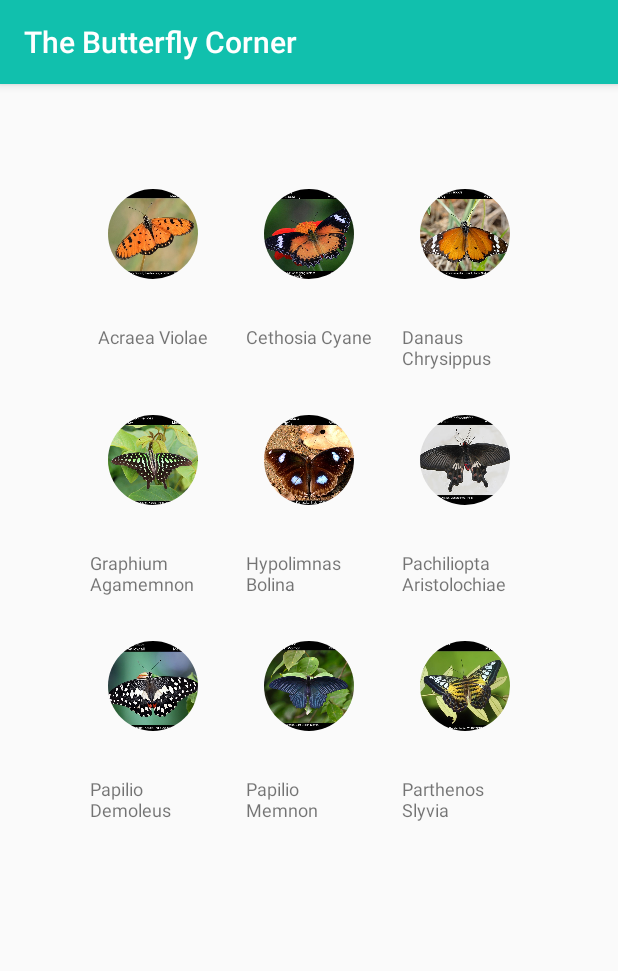
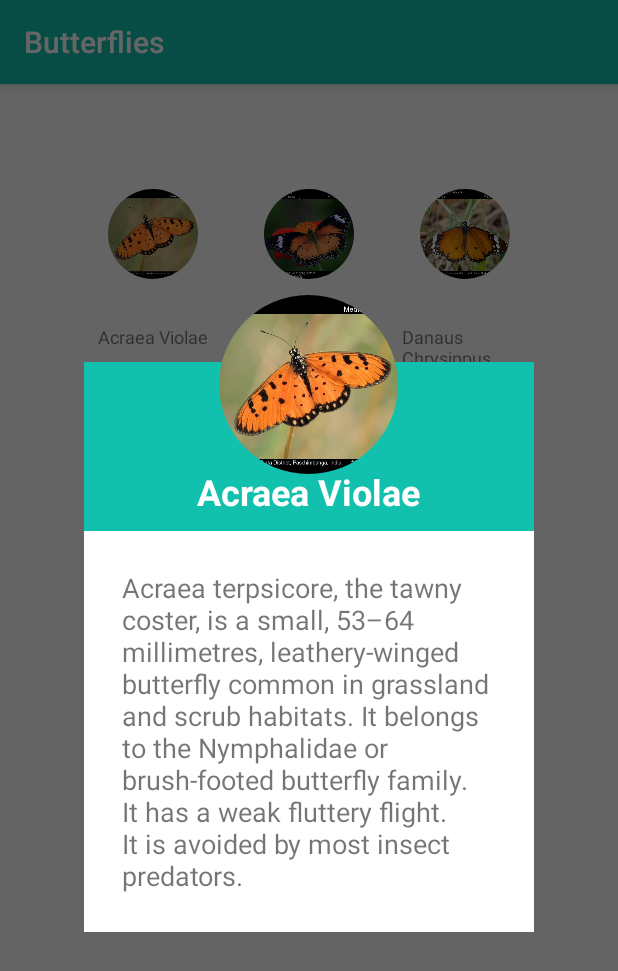
Before and after one commit to ShaGodG/ButterFly, an Android app: the ButterfluyActivity screen opened directly, with no data from a screen before it, after a tap on "Acraea Violae", on a phone screen of 412 x 824 dp. Shown: the top 971 px of the screen. Run offline under Robolectric (Android 15) with nearby library versions, the phone set to English and light mode, and no system bars; our stand-ins replace CircleImageView.

Commit message:
Info Dialog box update

```diff
--- a/app/src/main/java/com/tbg/www/thebutterflycorner/ButterfluyActivity.java
+++ b/app/src/main/java/com/tbg/www/thebutterflycorner/ButterfluyActivity.java
@@ -1,42 +1,47 @@
 package com.tbg.www.thebutterflycorner;
 
 import android.app.Dialog;
+import android.graphics.Color;
+import android.graphics.drawable.ColorDrawable;
 import android.os.Bundle;
 import android.view.View;
 import android.widget.AdapterView;
 import android.widget.GridView;
+import android.widget.ImageView;
+import android.widget.TextView;
 
 import androidx.appcompat.app.AppCompatActivity;
 import androidx.appcompat.widget.Toolbar;
+
+import java.util.ArrayList;
+import java.util.Arrays;
 
 public class ButterfluyActivity extends AppCompatActivity {
     Toolbar mToolbar;
     GridView GridView;
     Dialog myDialog;
+    ArrayList<String> gridViewString;
+    ArrayList<Integer>gridViewImageId;
+    ArrayList<String>gridViewStringDesc;
+
 
     @Override
     protected void onCreate(Bundle savedInstanceState) {
         super.onCreate(savedInstanceState);
         setContentView(R.layout.activity_butterfluy);
-        final String[] gridViewString = {
-                "Acraea Violae","Cethosia Cyane","Danaus Chrysippus","Graphium Agamemnon","Hypolimnas Bolina","Pachiliopta Aristolochiae","Papilio Demoleus","Papilio Memnon","Parthenos Slyvia"
+        gridViewString = new ArrayList<>(Arrays.asList("Acraea Violae","Cethosia Cyane","Danaus Chrysippus","Graphium Agamemnon","Hypolimnas Bolina","Pachiliopta Aristolochiae","Papilio Demoleus","Papilio Memnon","Parthenos Slyvia"
+        ));
+        getSupportActionBar().setTitle("Butterflies");
 
-        } ;
+        gridViewImageId = new ArrayList<>(Arrays.asList(R.drawable.acraeaviolae, R.drawable.cethosiacyane, R.drawable.danauschry,
+                R.drawable.graphiumagamemnon, R.drawable.hypolimnasboli, R.drawable.pachioptaaristo,
+                R.drawable.papiliodemoleus, R.drawable.papiliomemnon, R.drawable.parthenosslyvia));
 
-        int[] gridViewImageId = {
-                R.drawable.acraeaviolae, R.drawable.cethosiacyane, R.drawable.danauschry,
-                R.drawable.graphiumagamemnon, R.drawable.hypolimnasboli, R.drawable.pachioptaaristo,
-                R.drawable.papiliodemoleus, R.drawable.papiliomemnon, R.drawable.parthenosslyvia
-
-        };
-
-        final String[] gridViewStringDesc = {
-                "Acraea terpsicore, the tawny coster, is a small, 53–64 millimetres, leathery-winged butterfly common in grassland and scrub habitats. It belongs to the Nymphalidae or brush-footed butterfly family. It has a weak fluttery flight. It is avoided by most insect predators.",
-                "Cethosia cyane, the leopard lacewing, is a species of heliconiine butterfly found from India to southern China, and Indochina. Its range has expanded in the last few decades, and its arrival in the southern part of the Malay Peninsula, including Singapore, is relatively recent",
-                "Danaus chrysippus, also known as the plain tiger or African queen, is a medium-sized butterfly widespread in Asia, Australia and Africa. It belongs to the Danainae subfamily of the brush-footed butterfly family Nymphalidae. Danainae primarily consume plants in the genus Asclepias, more commonly called milkweed.",
-                "Graphium agamemnon, the tailed jay, is a predominantly green and black tropical butterfly that belongs to the swallowtail family. The butterfly is also called the green-spotted triangle, tailed green jay, or green triangle.","Hypolimnas bolina, the great eggfly, common eggfly or in New Zealand the blue moon butterfly is a species of nymphalid butterfly found from Madagascar to Asia and Australia","Pachliopta aristolochiae, the common rose, is a swallowtail butterfly belonging to the genus Pachliopta, the roses, or red-bodied swallowtails. It is a common butterfly which is extensively distributed across south and southeast Asia.","Papilio demoleus is a common and widespread swallowtail butterfly. The butterfly is also known as the lime butterfly, lemon butterfly, lime swallowtail, and chequered swallowtail. These common names refer to their host plants, which are usually citrus species such as the cultivated lime.","Papilio memnon, the great Mormon, is a large butterfly native to southern Asia that belongs to the swallowtail family. It is widely distributed and has thirteen subspecies. The female is polymorphic and with mimetic forms.","Parthenos sylvia, the clipper, is a species of nymphalid butterfly found in south and southeast Asia, mostly in forested areas. The clipper is a fast-flying butterfly and has a habit of flying with its wings flapping stiffly between the horizontal position and a few degrees below the horizontal."
-
-        } ;
+       gridViewStringDesc =new ArrayList<>(Arrays.asList("Acraea terpsicore, the tawny coster, is a small, 53–64 millimetres, leathery-winged butterfly common in grassland and scrub habitats. It belongs to the Nymphalidae or brush-footed butterfly family. It has a weak fluttery flight. It is avoided by most insect predators.",
+               "Cethosia cyane, the leopard lacewing, is a species of heliconiine butterfly found from India to southern China, and Indochina. Its range has expanded in the last few decades, and its arrival in the southern part of the Malay Peninsula, including Singapore, is relatively recent",
+               "Danaus chrysippus, also known as the plain tiger or African queen, is a medium-sized butterfly widespread in Asia, Australia and Africa. It belongs to the Danainae subfamily of the brush-footed butterfly family Nymphalidae. Danainae primarily consume plants in the genus Asclepias, more commonly called milkweed.",
+               "Graphium agamemnon, the tailed jay, is a predominantly green and black tropical butterfly that belongs to the swallowtail family. The butterfly is also called the green-spotted triangle, tailed green jay, or green triangle.","Hypolimnas bolina, the great eggfly, common eggfly or in New Zealand the blue moon butterfly is a species of nymphalid butterfly found from Madagascar to Asia and Australia","Pachliopta aristolochiae, the common rose, is a swallowtail butterfly belonging to the genus Pachliopta, the roses, or red-bodied swallowtails. It is a common butterfly which is extensively distributed across south and southeast Asia.","Papilio demoleus is a common and widespread swallowtail butterfly. The butterfly is also known as the lime butterfly, lemon butterfly, lime swallowtail, and chequered swallowtail. These common names refer to their host plants, which are usually citrus species such as the cultivated lime.","Papilio memnon, the great Mormon, is a large butterfly native to southern Asia that belongs to the swallowtail family. It is widely distributed and has thirteen subspecies. The female is polymorphic and with mimetic forms.","Parthenos sylvia, the clipper, is a species of nymphalid butterfly found in south and southeast Asia, mostly in forested areas. The clipper is a fast-flying butterfly and has a habit of flying with its wings flapping stiffly between the horizontal position and a few degrees below the horizontal."
+       ));
 
         CustomGridAdapter adapterViewAndroid = new CustomGridAdapter(ButterfluyActivity.this, gridViewString, gridViewImageId,gridViewStringDesc);
         GridView=(GridView)findViewById(R.id.grid_view_image_text);
@@ -47,11 +52,37 @@ public class ButterfluyActivity extends AppCompatActivity {
             @Override
             public void onItemClick(AdapterView<?> parent, View view,
                                     int i, long id) {
-
+                int pos= gridViewImageId.get(i);
+                ShowDialogBox(i);
 
             }
         });
 
 
+
     }
+    public void ShowDialogBox(final int i){
+        final Dialog dialog = new Dialog(this);
+
+        dialog.setContentView(R.layout.desc_dialog);
+        dialog.setContentView(R.layout.desc_dialog);
+        dialog.setCanceledOnTouchOutside(true);
+        dialog.getWindow().setBackgroundDrawable(new ColorDrawable(Color.TRANSPARENT));
+
+        TextView dialogName= dialog.findViewById(R.id.dialog_name);
+        TextView dialogDesc =dialog.findViewById(R.id.textviewDesc);
+        ImageView imgDesc= dialog.findViewById(R.id.dialog_icon);
+
+        dialogName.setText(gridViewString.get(i));
+        dialogDesc.setText(gridViewStringDesc.get(i));
+        imgDesc.setImageResource(gridViewImageId.get(i));
+
+
+
+        dialog.show();
+
+    }
+
+
+
 }
--- a/app/src/main/java/com/tbg/www/thebutterflycorner/ContactActivity.java
+++ b/app/src/main/java/com/tbg/www/thebutterflycorner/ContactActivity.java
@@ -10,5 +10,6 @@ public class ContactActivity extends AppCompatActivity {
     protected void onCreate(Bundle savedInstanceState) {
         super.onCreate(savedInstanceState);
         setContentView(R.layout.activity_contact);
+        getSupportActionBar().setTitle("Contact Us");
     }
 }
--- a/app/src/main/java/com/tbg/www/thebutterflycorner/CouponActivity.java
+++ b/app/src/main/java/com/tbg/www/thebutterflycorner/CouponActivity.java
@@ -10,5 +10,6 @@ public class CouponActivity extends AppCompatActivity {
     protected void onCreate(Bundle savedInstanceState) {
         super.onCreate(savedInstanceState);
         setContentView(R.layout.activity_coupon);
+        getSupportActionBar().setTitle("Coupons");
     }
 }
--- a/app/src/main/java/com/tbg/www/thebutterflycorner/CustomGridAdapter.java
+++ b/app/src/main/java/com/tbg/www/thebutterflycorner/CustomGridAdapter.java
@@ -10,15 +10,17 @@ import android.widget.ImageView;
 import android.widget.LinearLayout;
 import android.widget.TextView;
 
+import java.util.ArrayList;
+
 public class CustomGridAdapter extends BaseAdapter {
 
     private Context mContext;
     Dialog myDialog;
-    private final String[] gridViewString;
-    private final int[] gridViewImageId;
-    String[] gridDesc;
+    ArrayList<String> gridViewString;
+    ArrayList<Integer> gridViewImageId;
+    ArrayList<String> gridDesc;
 
-    public CustomGridAdapter(Context context, String[] gridViewString, int[] gridViewImageId,String [] gridDesc) {
+    public CustomGridAdapter(Context context, ArrayList<String>gridViewString, ArrayList<Integer>gridViewImageId,ArrayList<String> gridDesc) {
         mContext = context;
         this.gridViewImageId = gridViewImageId;
         this.gridViewString = gridViewString;
@@ -28,7 +30,7 @@ public class CustomGridAdapter extends BaseAdapter {
 
     @Override
     public int getCount() {
-        return gridViewString.length;
+        return gridViewString.size();
     }
 
     @Override
@@ -54,22 +56,20 @@ public class CustomGridAdapter extends BaseAdapter {
             gridViewAndroid = new View(mContext);
             gridViewAndroid = inflater.inflate(R.layout.grid_layout, null);
 
-            final LinearLayout ll= gridViewAndroid.findViewById(R.id.android_custom_gridview_layout);
+
 
 
 
             TextView textViewAndroid = (TextView) gridViewAndroid.findViewById(R.id.android_gridview_text);
             ImageView imageViewAndroid = (ImageView) gridViewAndroid.findViewById(R.id.android_gridview_image);
-            textViewAndroid.setText(gridViewString[i]);
-            imageViewAndroid.setImageResource(gridViewImageId[i]);
+            textViewAndroid.setText(gridViewString.get(i));
+            imageViewAndroid.setImageResource(gridViewImageId.get(i));
            /* ll.setOnClickListener(new View.OnClickListener() {
                 @Override
                 public void onClick(View v) {
 
                     myDialog = new Dialog(mContext);
-                    myDialog.setContentView(R.layout.desc_dialog);
-                    myDialog.setCanceledOnTouchOutside(true);
-                    myDialog.getWindow().setBackgroundDrawable(new ColorDrawable(Color.TRANSPARENT));
+
 
 
                     TextView  dialogName= v.findViewById(R.id.dialog_name);
--- a/app/src/main/java/com/tbg/www/thebutterflycorner/GameActivity.java
+++ b/app/src/main/java/com/tbg/www/thebutterflycorner/GameActivity.java
@@ -10,5 +10,6 @@ public class GameActivity extends AppCompatActivity {
     protected void onCreate(Bundle savedInstanceState) {
         super.onCreate(savedInstanceState);
         setContentView(R.layout.activity_game);
+        getSupportActionBar().setTitle("Play Game");
     }
 }
--- a/app/src/main/java/com/tbg/www/thebutterflycorner/MenuActivity.java
+++ b/app/src/main/java/com/tbg/www/thebutterflycorner/MenuActivity.java
@@ -10,5 +10,6 @@ public class MenuActivity extends AppCompatActivity {
     protected void onCreate(Bundle savedInstanceState) {
         super.onCreate(savedInstanceState);
         setContentView(R.layout.activity_menu);
+        getSupportActionBar().setTitle("Menu");
     }
 }
--- a/app/src/main/java/com/tbg/www/thebutterflycorner/ShareActivity.java
+++ b/app/src/main/java/com/tbg/www/thebutterflycorner/ShareActivity.java
@@ -10,5 +10,6 @@ public class ShareActivity extends AppCompatActivity {
     protected void onCreate(Bundle savedInstanceState) {
         super.onCreate(savedInstanceState);
         setContentView(R.layout.activity_share);
+        getSupportActionBar().setTitle("Share App");
     }
 }
--- a/app/src/main/res/layout/desc_dialog.xml
+++ b/app/src/main/res/layout/desc_dialog.xml
@@ -45,6 +45,7 @@
                 android:layout_width="wrap_content"
                 android:layout_height="wrap_content"
                 android:textSize="18sp"
+                android:padding="20dp"
                 android:id="@+id/textviewDesc"
                 android:text="Cethosia cyane, the leopard lacewing, is a species of heliconiine butterfly found from India to southern China, and Indochina. Its range has expanded in the last few decades, and its arrival in the southern part of the Malay Peninsula, including Singapore, is relatively recent"
                 ></TextView>
--- a/build.gradle
+++ b/build.gradle
@@ -7,7 +7,7 @@ buildscript {
 
     }
     dependencies {
-        classpath 'com.android.tools.build:gradle:3.5.0'
+        classpath 'com.android.tools.build:gradle:3.4.1'
         classpath 'com.google.gms:google-services:4.3.2'
         // NOTE: Do not place your application dependencies here; they belong
         // in the individual module build.gradle files
```
